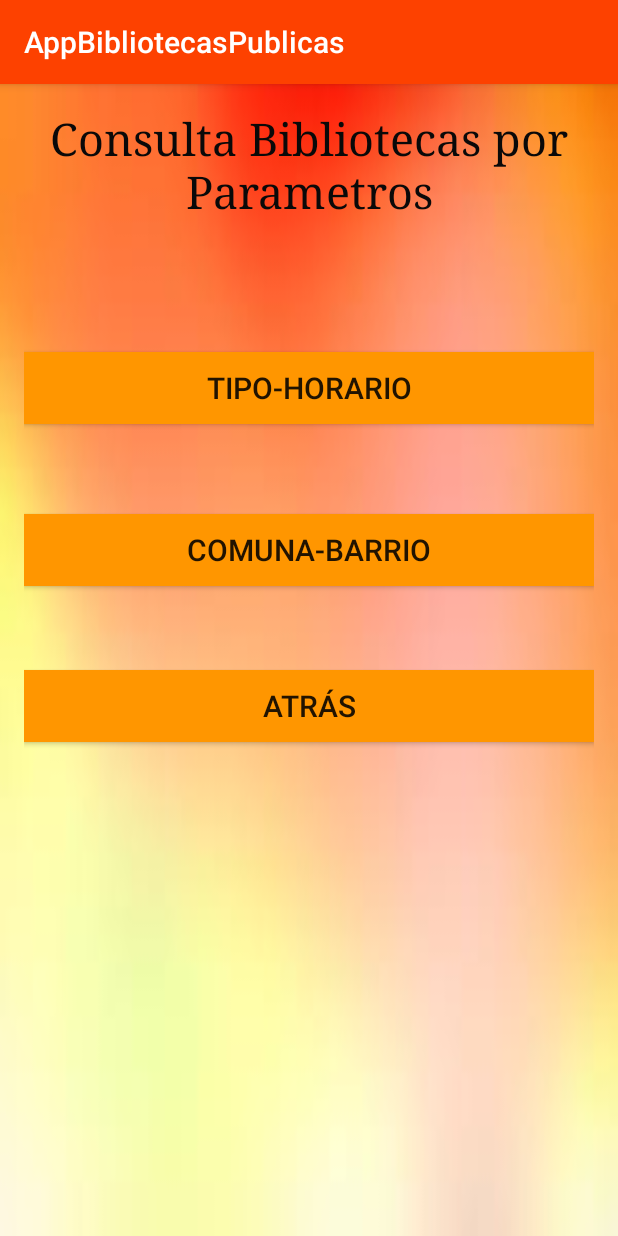
After one commit to isaZuluaga/AppBibliotecasPublicas, an Android app: the FilterOptionsInterface screen opened directly, with no data from a screen before it, on a phone screen of 412 x 824 dp. The commit adds this screen. Run offline under Robolectric (Android 15) with nearby library versions, the phone set to English and light mode, and no system bars.

Commit message:
this commit is the addition of new interfaces and the map configuration whit the users gps current location

```diff
--- a/app/build.gradle
+++ b/app/build.gradle
@@ -23,4 +23,5 @@ dependencies {
     compile fileTree(dir: 'libs', include: ['*.jar'])
     testCompile 'junit:junit:4.12'
     compile 'com.android.support:appcompat-v7:23.4.0'
+    compile 'com.google.android.gms:play-services:9.0.0'
 }
--- /dev/null
+++ b/app/src/main/java/isabel/cl/appbibliotecaspublicas/FilterOptionsInterface.java
@@ -0,0 +1,29 @@
+package isabel.cl.appbibliotecaspublicas;
+
+import android.content.Intent;
+import android.support.v7.app.AppCompatActivity;
+import android.os.Bundle;
+import android.view.View;
+
+public class FilterOptionsInterface extends AppCompatActivity {
+
+    @Override
+    protected void onCreate(Bundle savedInstanceState) {
+        super.onCreate(savedInstanceState);
+        setContentView(R.layout.activity_filter_options_interface);
+    }
+
+    void goFilterByCB (View v)
+    {
+        Intent intention = new Intent(this, FilterByCommuneNeighborhood.class);
+        startActivity(intention);
+
+    }
+
+    void goFilterByTH (View v)
+    {
+        Intent intention = new Intent(this, FilterByTypeSchedule.class);
+        startActivity(intention);
+
+    }
+}
--- /dev/null
+++ b/app/src/main/res/layout/activity_filter_options_interface.xml
@@ -0,0 +1,61 @@
+<?xml version="1.0" encoding="utf-8"?>
+<RelativeLayout xmlns:android="http://schemas.android.com/apk/res/android"
+    xmlns:tools="http://schemas.android.com/tools"
+    android:layout_width="match_parent"
+    android:layout_height="match_parent"
+    android:paddingBottom="@dimen/activity_vertical_margin"
+    android:paddingLeft="@dimen/activity_horizontal_margin"
+    android:paddingRight="@dimen/activity_horizontal_margin"
+    android:paddingTop="@dimen/activity_vertical_margin"
+    android:background="@drawable/app_background"
+    tools:context="isabel.cl.appbibliotecaspublicas.FilterOptionsInterface">
+
+    <TextView
+        android:layout_width="wrap_content"
+        android:layout_height="wrap_content"
+        android:textAppearance="?android:attr/textAppearanceMedium"
+        android:text="Consulta Bibliotecas por Parametros"
+        android:id="@+id/filterOptionsView"
+        android:textAlignment="center"
+        android:layout_alignParentTop="true"
+        android:layout_centerHorizontal="true"
+        android:textColor="#0a0909"
+        android:textSize="30dp"
+        android:typeface="serif" />
+
+    <Button
+        android:layout_width="match_parent"
+        android:layout_height="wrap_content"
+        android:text="TIPO-HORARIO"
+        android:background="#ff9600"
+        android:id="@+id/button4"
+        android:layout_marginTop="87dp"
+        android:textSize="20dp"
+        android:layout_below="@+id/filterOptionsView"
+        android:layout_centerHorizontal="true"
+        android:onClick="goFilterByTH" />
+
+    <Button
+        android:layout_width="match_parent"
+        android:layout_height="wrap_content"
+        android:text="COMUNA-BARRIO"
+        android:background="#ff9600"
+        android:id="@+id/button5"
+        android:layout_marginTop="60dp"
+        android:textSize="20dp"
+        android:layout_below="@+id/button4"
+        android:layout_alignStart="@+id/button4"
+        android:onClick="goFilterByCB" />
+
+    <Button
+        android:layout_width="match_parent"
+        android:layout_height="wrap_content"
+        android:text="ATRÁS"
+        android:background="#ff9600"
+        android:id="@+id/button6"
+        android:layout_marginTop="56dp"
+        android:textSize="20dp"
+        android:layout_below="@+id/button5"
+        android:layout_alignStart="@+id/button5"
+        android:onClick="goOptions" />
+</RelativeLayout>
--- a/app/src/main/res/layout/activity_main_interface.xml
+++ b/app/src/main/res/layout/activity_main_interface.xml
@@ -31,7 +31,8 @@
         android:textSize="26dp"
         android:layout_centerVertical="true"
         android:layout_centerHorizontal="true"
-        android:background="#ff9600" />
+        android:background="#ff9600"
+        android:onClick="goOptions" />
 
     <ImageView
         android:layout_width="wrap_content"
--- a/app/src/main/res/layout/activity_options_interface.xml
+++ b/app/src/main/res/layout/activity_options_interface.xml
@@ -18,7 +18,9 @@
         android:id="@+id/button"
         android:layout_above="@+id/button2"
         android:layout_alignStart="@+id/button2"
-        android:layout_marginBottom="75dp" />
+        android:layout_marginBottom="75dp"
+        android:onClick="goLibraryMap"
+        android:nestedScrollingEnabled="false" />
 
     <Button
         android:layout_width="match_parent"
--- a/app/src/main/res/values/colors.xml
+++ b/app/src/main/res/values/colors.xml
@@ -1,6 +1,6 @@
 <?xml version="1.0" encoding="utf-8"?>
 <resources>
-    <color name="colorPrimary">#3F51B5</color>
-    <color name="colorPrimaryDark">#303F9F</color>
+    <color name="colorPrimary">#FD4100</color>
+    <color name="colorPrimaryDark">#FF9600</color>
     <color name="colorAccent">#FF4081</color>
 </resources>
--- a/app/src/main/res/values/strings.xml
+++ b/app/src/main/res/values/strings.xml
@@ -1,3 +1,4 @@
 <resources>
     <string name="app_name">AppBibliotecasPublicas</string>
+    <string name="title_activity_library_maps">Map</string>
 </resources>
```
Also changed, not shown: app/src/debug/res/values/google_maps_api.xml (added, +21 -0 lines), app/src/main/AndroidManifest.xml (+27 -1 lines), app/src/main/java/isabel/cl/appbibliotecaspublicas/FilterByCommuneNeighborhood.java (added, +13 -0 lines), app/src/main/java/isabel/cl/appbibliotecaspublicas/FilterByTypeSchedule.java (added, +13 -0 lines), app/src/main/java/isabel/cl/appbibliotecaspublicas/LibraryInformationInterface.java (added, +13 -0 lines), app/src/main/java/isabel/cl/appbibliotecaspublicas/LibraryMapsActivity.java (added, +127 -0 lines), app/src/main/java/isabel/cl/appbibliotecaspublicas/MainInterface.java (+12 -0 lines), app/src/main/java/isabel/cl/appbibliotecaspublicas/OptionsInterface.java (+9 -0 lines), app/src/main/res/layout/activity_filter_by_commune_neighborhood.xml (added, +34 -0 lines), app/src/main/res/layout/activity_filter_by_type_schedule.xml (added, +34 -0 lines), app/src/main/res/layout/activity_library_information_interface.xml (added, +25 -0 lines), app/src/main/res/layout/activity_library_maps.xml (added, +8 -0 lines), 1 other file.
